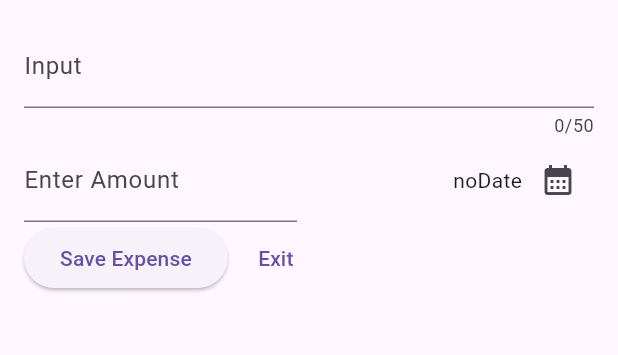
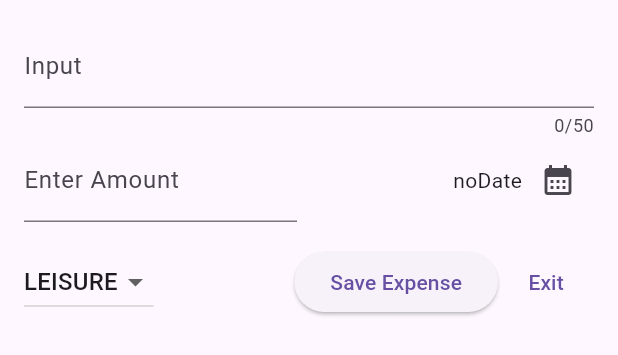
Before and after one commit to BrilantdonNura/expense_tracker, a Flutter app: the NewExpense widget shown alone on an empty page, opened directly, on a phone screen of 412 x 824 dp. Shown: the top 355 px of the screen. Run offline on Flutter 3.47's test engine with Material 3 defaults, Android fonts, the phone set to English and light mode, and no system bars.

Commit message:
Added the dropdown menu for the categories

```diff
--- a/lib/widgets/new_expense.dart
+++ b/lib/widgets/new_expense.dart
@@ -1,5 +1,6 @@
 import 'package:flutter/material.dart';
 import 'package:intl/intl.dart';
+import 'package:expense_tracker/models/expense.dart';
 
 final formater = DateFormat.yMd();
 
@@ -14,6 +15,7 @@ class _NewExpenseState extends State<NewExpense> {
   final _titleController = TextEditingController();
   final _amountController = TextEditingController();
   DateTime? _pickedDate;
+  Category _selectedCategory = Category.leisure;
 
   void _presentDatePicker() async {
     final now = DateTime.now();
@@ -76,8 +78,29 @@ class _NewExpenseState extends State<NewExpense> {
             )
           ],
         ),
+
+        const SizedBox(height:16 ,),
         Row(
           children: [
+            DropdownButton(
+                value: _selectedCategory,
+                items: Category.values
+                    .map(
+                      (category) => DropdownMenuItem(
+                        value: category,
+                        child: Text(category.name.toUpperCase()),
+                      ),
+                    )
+                    .toList(),
+                onChanged: (value) {
+                  if (value == null) {
+                    return;
+                  }
+                  setState(() {
+                    _selectedCategory = value;
+                  });
+                }),
+            const Spacer(),
             ElevatedButton(
               onPressed: () {
                 print(_titleController.text);
```
